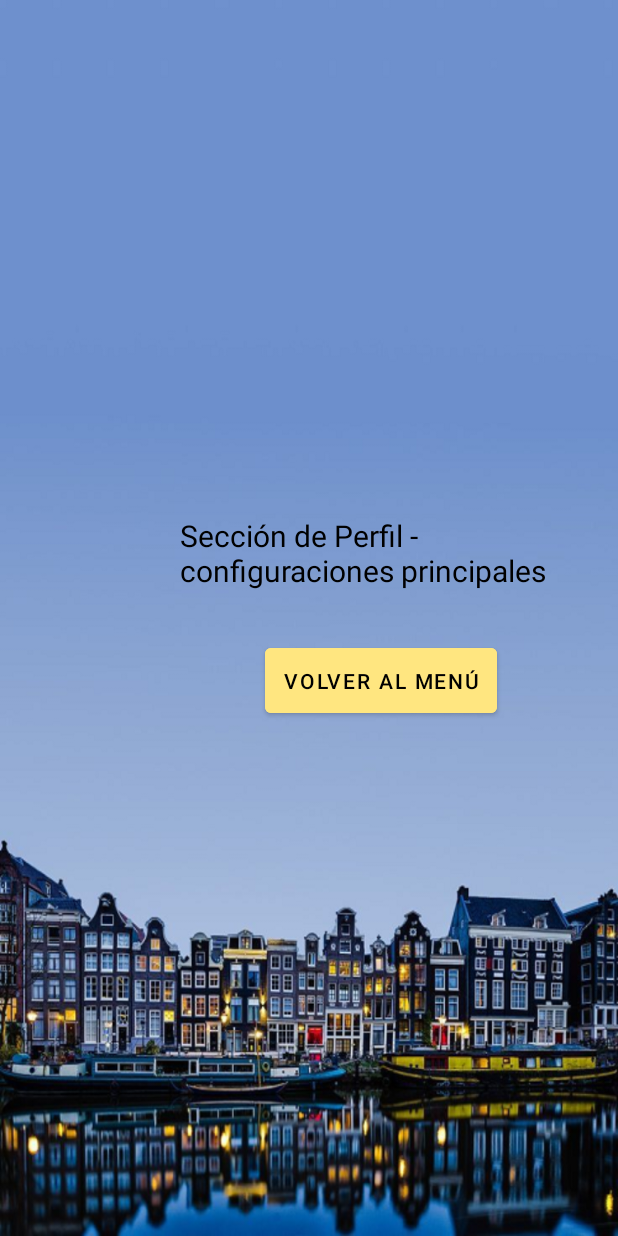
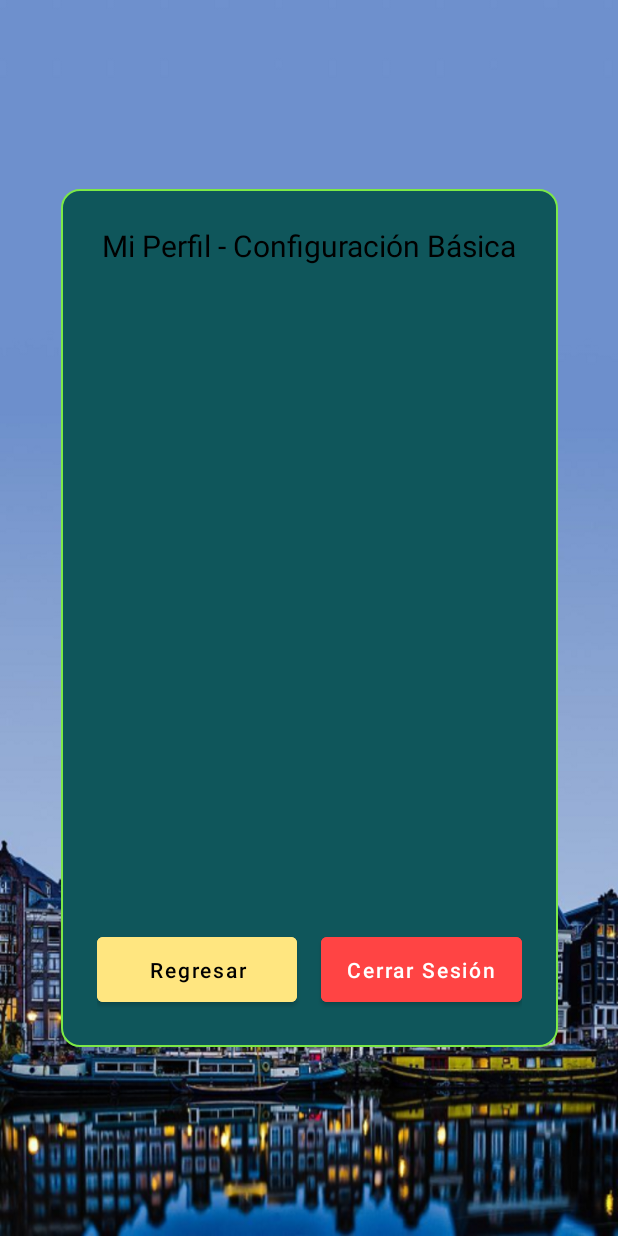
Before and after one commit to JoeCancer92/ProyectoAppTeam, an Android app: the fragment PerfilFragment placed in its activity, on a phone screen of 412 x 824 dp. Run offline under Robolectric (Android 15) with nearby library versions, the light colour scheme and no system bars; libraries missing offline, so code that uses them is left out: com.backendless, com.backendless.async, com.backendless.exceptions.

Commit message:
Validaciones en el registro con respecto a la foto
boton de cerrar sesion implementado

```diff
--- a/app/src/main/java/com/example/proyectoappteam/actividades/RegistroActivity.java
+++ b/app/src/main/java/com/example/proyectoappteam/actividades/RegistroActivity.java
@@ -50,6 +50,9 @@ public class RegistroActivity extends AppCompatActivity {
     static final int REQUEST_FOTO = 1001;
     static final int PERMISO_CAMARA = 200;
 
+
+    private boolean fotoTomadaCorrectamente = false;
+
     @Override
     protected void onCreate(Bundle savedInstanceState) {
         super.onCreate(savedInstanceState);
@@ -93,6 +96,12 @@ public class RegistroActivity extends AppCompatActivity {
         inputClave.setOnFocusChangeListener((v, hasFocus) -> validarCampos());
         inputClave2.setOnFocusChangeListener((v, hasFocus) -> validarCampos());
 
+        inputFechaNac.setKeyListener(null);
+        inputFechaNac.setFocusable(false);
+        inputFechaNac.setClickable(false);
+        inputFechaNac.setCursorVisible(false);
+        inputFechaNac.setLongClickable(false);
+
         btnSeleccionarFecha.setOnClickListener(v -> {
             int año = calendario.get(Calendar.YEAR);
             int mes = calendario.get(Calendar.MONTH);
@@ -111,7 +120,6 @@ public class RegistroActivity extends AppCompatActivity {
         });
 
         btnVerTerminos.setOnClickListener(v -> {
-            // Llama a la función para mostrar los términos y condiciones desde Backendless
             mostrarTerminosYCondiciones();
         });
 
@@ -143,7 +151,7 @@ public class RegistroActivity extends AppCompatActivity {
                         nuevoUsuario.setFechaNacimiento(inputFechaNac.getText().toString().trim());
                         nuevoUsuario.setUrlFoto(urlFoto);
 
-                        //Aplicar hashing automático
+                        // Aplicar hashing automático
                         String claveOriginal = inputClave.getText().toString().trim();
                         String claveHasheada = Seguridad.hashClave(claveOriginal);
                         nuevoUsuario.setClave(claveHasheada);
@@ -176,17 +184,13 @@ public class RegistroActivity extends AppCompatActivity {
     }
 
     private void mostrarTerminosYCondiciones() {
-        // Crea un constructor de consultas
         DataQueryBuilder queryBuilder = DataQueryBuilder.create();
-        // Indica que ordene los resultados por el campo 'orden' de forma ascendente
         queryBuilder.setSortBy("orden ASC");
 
-        // Realiza la consulta a la tabla "TerminosCondiciones"
         Backendless.Data.of("TerminosCondiciones").find(queryBuilder, new AsyncCallback<List<Map>>() {
             @Override
             public void handleResponse(List<Map> terminos) {
                 if (!terminos.isEmpty()) {
-                    // Concatena el contenido de todas las filas en el orden correcto
                     StringBuilder contenidoCompleto = new StringBuilder();
                     for (Map<String, Object> registroTerminos : terminos) {
                         String contenido = (String) registroTerminos.get("contenido");
@@ -195,7 +199,6 @@ public class RegistroActivity extends AppCompatActivity {
                         }
                     }
 
-                    // Muestra el contenido completo en una ventana emergente
                     AlertDialog.Builder builder = new AlertDialog.Builder(RegistroActivity.this);
                     builder.setTitle("Términos y Condiciones");
                     builder.setMessage(contenidoCompleto.toString());
@@ -225,7 +228,8 @@ public class RegistroActivity extends AppCompatActivity {
     }
 
     private void validarCampos() {
-        boolean fotoTomada = imgFotoPerfil.getDrawable() != null;
+        // AHORA USA LA VARIABLE BOOLEANA EN LUGAR DE imgFotoPerfil.getDrawable() != null
+        boolean fotoTomada = fotoTomadaCorrectamente;
         boolean fechaValida = !inputFechaNac.getText().toString().trim().isEmpty();
         boolean nombreValido = !inputNombre.getText().toString().trim().isEmpty();
         boolean apellidosValidos = !inputApellidos.getText().toString().trim().isEmpty();
@@ -250,6 +254,8 @@ public class RegistroActivity extends AppCompatActivity {
             if (extras != null && extras.get("data") != null) {
                 Bitmap foto = (Bitmap) extras.get("data");
                 imgFotoPerfil.setImageBitmap(foto);
+                // AÑADE ESTA LÍNEA PARA ACTIVAR EL INDICADOR DE FOTO
+                fotoTomadaCorrectamente = true;
                 validarCampos();
             } else {
                 Toast.makeText(this, "No se recibió imagen", Toast.LENGTH_SHORT).show();
--- a/app/src/main/java/com/example/proyectoappteam/fragmentos/PerfilFragment.java
+++ b/app/src/main/java/com/example/proyectoappteam/fragmentos/PerfilFragment.java
@@ -1,14 +1,22 @@
 package com.example.proyectoappteam.fragmentos;
 
+import android.content.Intent;
 import android.os.Bundle;
 import android.view.LayoutInflater;
 import android.view.View;
 import android.view.ViewGroup;
 import android.widget.Button;
+import android.widget.Toast;
 
+import androidx.annotation.NonNull;
+import androidx.annotation.Nullable;
 import androidx.fragment.app.Fragment;
 
+import com.backendless.Backendless;
+import com.backendless.async.callback.AsyncCallback;
+import com.backendless.exceptions.BackendlessFault;
 import com.example.proyectoappteam.R;
+import com.example.proyectoappteam.actividades.PrincipalActivity;
 import com.example.proyectoappteam.clases.Menu;
 
 public class PerfilFragment extends Fragment {
@@ -16,10 +24,11 @@ public class PerfilFragment extends Fragment {
     public PerfilFragment() {}
 
     @Override
-    public View onCreateView(LayoutInflater inflater, ViewGroup container,
-                             Bundle savedInstanceState) {
+    public View onCreateView(@NonNull LayoutInflater inflater, @Nullable ViewGroup container,
+                             @Nullable Bundle savedInstanceState) {
         View view = inflater.inflate(R.layout.fragment_perfil, container, false);
 
+        // Lógica para el botón de "Volver al Menú"
         Button btnVolver = view.findViewById(R.id.btnVolverMenu);
         btnVolver.setOnClickListener(v -> {
             if (getActivity() instanceof Menu) {
@@ -27,6 +36,28 @@ public class PerfilFragment extends Fragment {
             }
         });
 
+        // Lógica para el botón de "Cerrar Sesión"
+        Button btnCerrarSesion = view.findViewById(R.id.btnCerrarSesion);
+        btnCerrarSesion.setOnClickListener(v -> {
+            Backendless.UserService.logout(new AsyncCallback<Void>() {
+                @Override
+                public void handleResponse(Void response) {
+                    Toast.makeText(getContext(), "Sesión cerrada con éxito", Toast.LENGTH_SHORT).show();
+
+                    // Redirigir al usuario a la actividad principal
+                    Intent intent = new Intent(getActivity(), PrincipalActivity.class);
+                    // Estas banderas previenen que el usuario regrese con el botón "atrás"
+                    intent.addFlags(Intent.FLAG_ACTIVITY_CLEAR_TASK | Intent.FLAG_ACTIVITY_NEW_TASK);
+                    startActivity(intent);
+                }
+
+                @Override
+                public void handleFault(BackendlessFault fault) {
+                    Toast.makeText(getContext(), "Error al cerrar sesión: " + fault.getMessage(), Toast.LENGTH_LONG).show();
+                }
+            });
+        });
+
         return view;
     }
 }
--- /dev/null
+++ b/app/src/main/res/drawable/bg_contenedor.xml
@@ -0,0 +1,12 @@
+<?xml version="1.0" encoding="utf-8"?>
+<shape xmlns:android="http://schemas.android.com/apk/res/android"
+    android:shape="rectangle">
+
+    <solid android:color="#0F565B" />
+
+    <corners android:radius="12dp" />
+
+    <stroke
+        android:width="1dp"
+        android:color="#7CE947" />
+</shape>
--- a/app/src/main/res/layout/activity_menu_principal.xml
+++ b/app/src/main/res/layout/activity_menu_principal.xml
@@ -8,7 +8,7 @@
     android:layout_height="match_parent"
     android:orientation="vertical"
     android:background="@drawable/fondo50"
-    tools:context=".actividades.MenuPrincipalActivity">
+    tools:context="actividades.MenuPrincipalActivity">
 
     <!-- Contenedor dinámico para fragmentos -->
     <FrameLayout
--- a/app/src/main/res/layout/activity_registro.xml
+++ b/app/src/main/res/layout/activity_registro.xml
@@ -112,7 +112,7 @@
                 android:hint="@string/fecha_nacimiento"
                 android:focusable="true"
                 android:clickable="true"
-                android:inputType="date" />
+                android:inputType="none" />
         </com.google.android.material.textfield.TextInputLayout>
 
         <Button
--- a/app/src/main/res/layout/fragment_perfil.xml
+++ b/app/src/main/res/layout/fragment_perfil.xml
@@ -8,38 +8,67 @@
     tools:context=".fragmentos.PerfilFragment"
     android:background="@drawable/fondo50">
 
-    <!-- Contenedor de contenido institucional -->
     <LinearLayout
-        android:id="@+id/contenidoPerfil"
-        android:layout_width="0dp"
-        android:layout_height="wrap_content"
+        android:layout_width="331dp"
+        android:layout_height="572dp"
+        android:layout_marginStart="32dp"
+        android:layout_marginTop="150dp"
+        android:layout_marginEnd="32dp"
+        android:layout_marginBottom="150dp"
+        android:background="@drawable/bg_contenedor"
         android:orientation="vertical"
-        android:gravity="center"
         android:padding="24dp"
-        app:layout_constraintTop_toTopOf="parent"
         app:layout_constraintBottom_toBottomOf="parent"
+        app:layout_constraintEnd_toEndOf="parent"
         app:layout_constraintStart_toStartOf="parent"
-        app:layout_constraintEnd_toEndOf="parent"
-        android:layout_marginStart="96dp">
+        app:layout_constraintTop_toTopOf="parent">
 
         <TextView
             android:id="@+id/txtTituloPerfil"
             android:layout_width="wrap_content"
             android:layout_height="wrap_content"
-            android:text="Sección de Perfil - configuraciones principales"
-            android:textSize="20sp"
+            android:layout_gravity="center_horizontal"
+            android:layout_marginBottom="32dp"
+            android:text="@string/miperfil"
             android:textColor="#000000"
-            android:layout_marginBottom="32dp" />
+            android:textSize="20sp" />
 
-        <Button
-            android:id="@+id/btnVolverMenu"
-            android:layout_width="wrap_content"
+        <Space
+            android:layout_width="match_parent"
+            android:layout_height="0dp"
+            android:layout_weight="1" />
+
+        <LinearLayout
+            android:layout_width="match_parent"
             android:layout_height="wrap_content"
-            android:text="VOLVER AL MENÚ"
-            android:backgroundTint="#FFE680"
-            android:textColor="#000000"
-            android:padding="12dp"
-            android:elevation="4dp" />
+            android:gravity="center"
+            android:orientation="horizontal">
+
+            <Button
+                android:id="@+id/btnVolverMenu"
+                android:layout_width="0dp"
+                android:layout_height="wrap_content"
+                android:layout_marginEnd="8dp"
+                android:layout_weight="1"
+                android:backgroundTint="#FFE680"
+                android:elevation="4dp"
+                android:padding="12dp"
+                android:text="@string/volverPrincipal"
+                android:textAllCaps="false"
+                android:textColor="#000000" />
+
+            <Button
+                android:id="@+id/btnCerrarSesion"
+                android:layout_width="0dp"
+                android:layout_height="wrap_content"
+                android:layout_marginStart="8dp"
+                android:layout_weight="1"
+                android:backgroundTint="#FF4444"
+                android:elevation="4dp"
+                android:padding="12dp"
+                android:text="@string/cerrarsesion"
+                android:textAllCaps="false"
+                android:textColor="#FFFFFF" />
+        </LinearLayout>
     </LinearLayout>
-
 </androidx.constraintlayout.widget.ConstraintLayout>
--- a/app/src/main/res/values/strings.xml
+++ b/app/src/main/res/values/strings.xml
@@ -19,7 +19,7 @@
     <string name="todo">TODO</string>
     <string name="mispreferencias">Mis Preferencias</string>
     <string name="eventos">Mis Eventos</string>
-    <string name="miperfil">Mi Perfil</string>
+    <string name="miperfil">Mi Perfil - Configuración Básica</string>
     <string name="mapas">Ver Mapa</string>
     <string name="olvide_mi_contraseña">¿Olvidaste tu contraseña?</string>
     <string name="Registro">Se parte de la comunidad!</string>
@@ -56,4 +56,6 @@
     <string name="completa_campos">Completa todos los campos</string>
     <string name="claves_no_coinciden">Las contraseñas no coinciden</string>
     <string name="contrasena_actualizada">Contraseña actualizada correctamente</string>
+    <string name="volverPrincipal">Regresar</string>
+    <string name="cerrarsesion">Cerrar Sesión</string>
 </resources>
```
